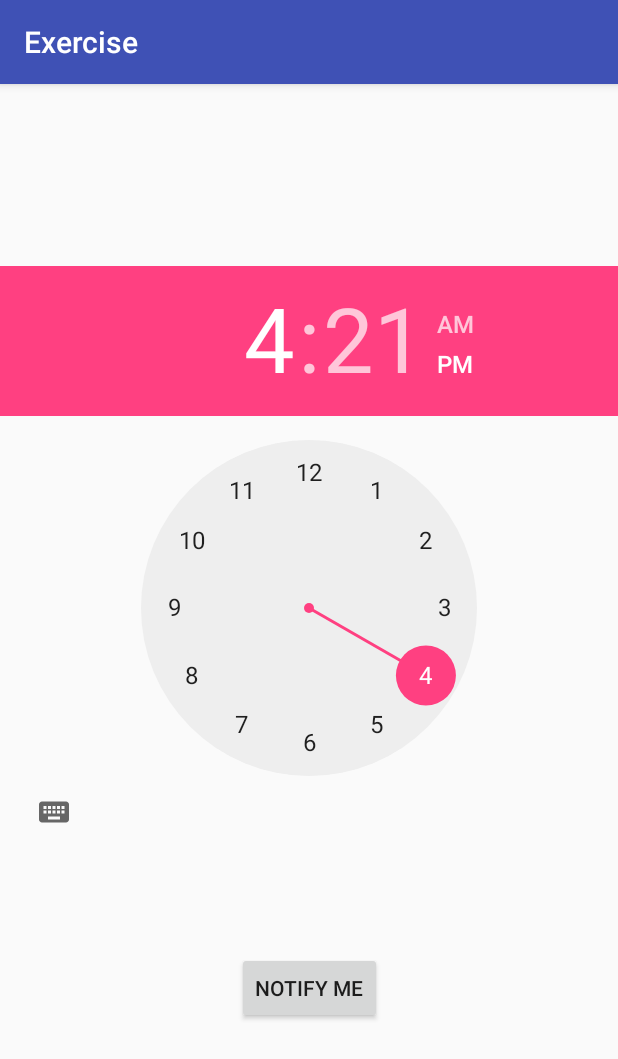
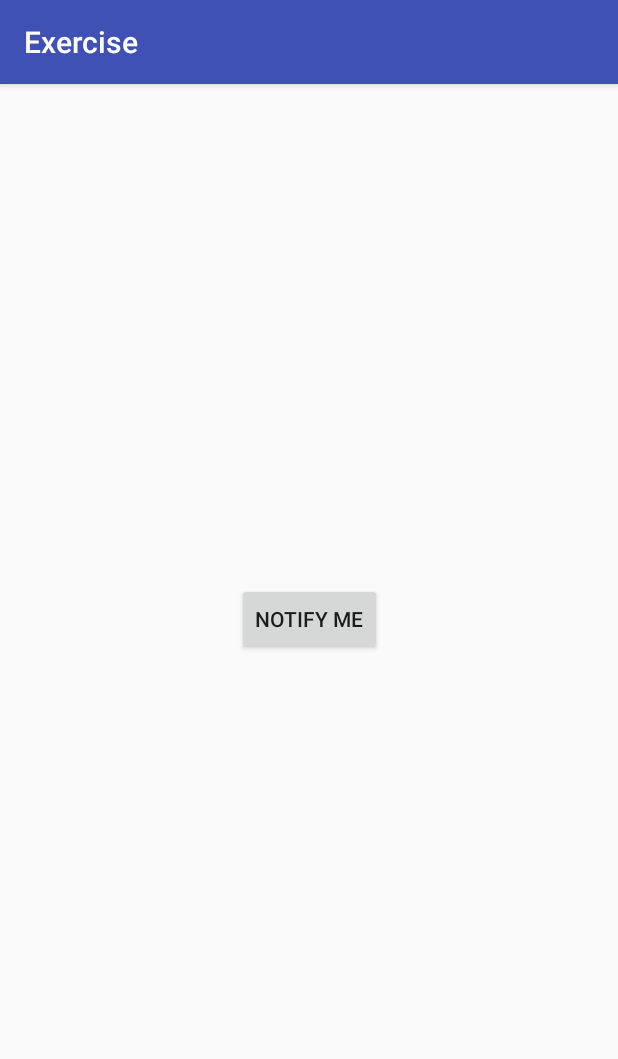
Before and after one commit to AppsForGoodExercise/Exercise, an Android app: the notificationActivity screen opened directly, with no data from a screen before it, on a phone screen of 412 x 824 dp. Shown: the top 1059 px of the screen. Run offline under Robolectric (Android 15) with nearby library versions, the light colour scheme and no system bars.

Commit message:
notification

```diff
--- a/app/src/main/res/layout/notification.xml
+++ b/app/src/main/res/layout/notification.xml
@@ -14,16 +14,6 @@
         app:layout_constraintEnd_toEndOf="parent"
         app:layout_constraintStart_toStartOf="parent"
         app:layout_constraintTop_toTopOf="parent"
-        app:layout_constraintVertical_bias="0.804" />
+        app:layout_constraintVertical_bias="0.462" />
 
-    <TimePicker
-        android:id="@+id/timePicker"
-        android:layout_width="wrap_content"
-        android:layout_height="wrap_content"
-        android:layout_marginBottom="120dp"
-        android:layout_marginTop="121dp"
-        app:layout_constraintBottom_toTopOf="@+id/notifyButton"
-        app:layout_constraintStart_toStartOf="parent"
-        app:layout_constraintTop_toTopOf="parent"
-        app:layout_constraintVertical_bias="0.0" />
 </android.support.constraint.ConstraintLayout>
```
